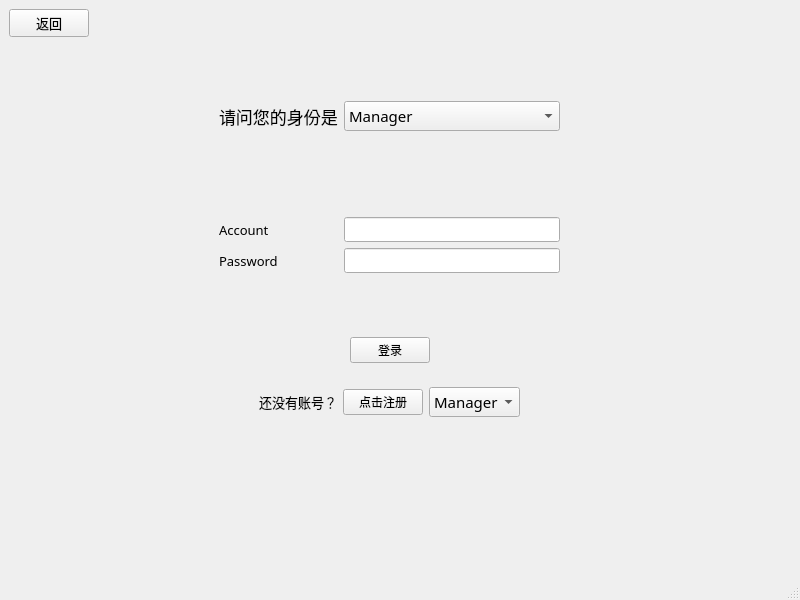
Old version of the form login.ui in the repository 1836897243/QT_Educational_Manage_System.
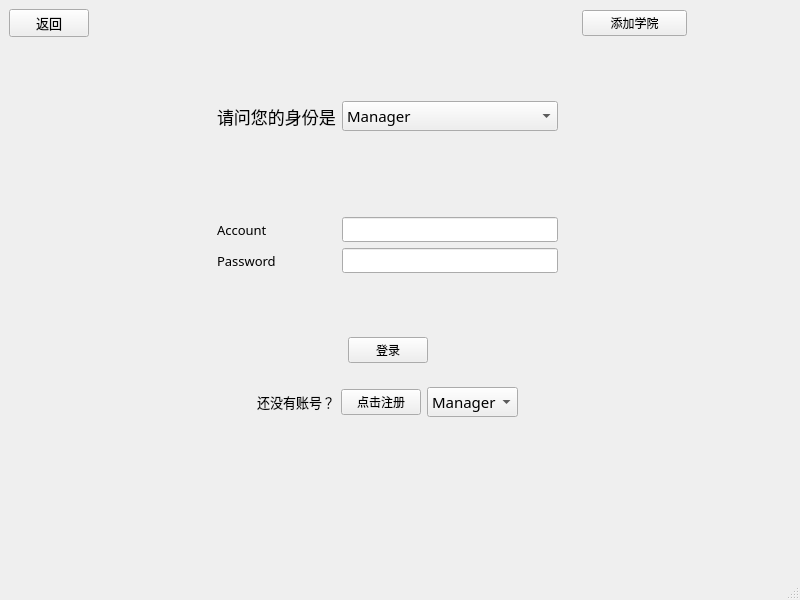
New version of the form.

Patch:
```diff
--- a/login.ui
+++ b/login.ui
@@ -352,6 +352,13 @@
       </property>
      </spacer>
     </item>
+    <item row="0" column="3">
+     <widget class="QPushButton" name="btnAddInstitute">
+      <property name="text">
+       <string>添加学院</string>
+      </property>
+     </widget>
+    </item>
    </layout>
   </widget>
   <widget class="QMenuBar" name="menubar">
```
